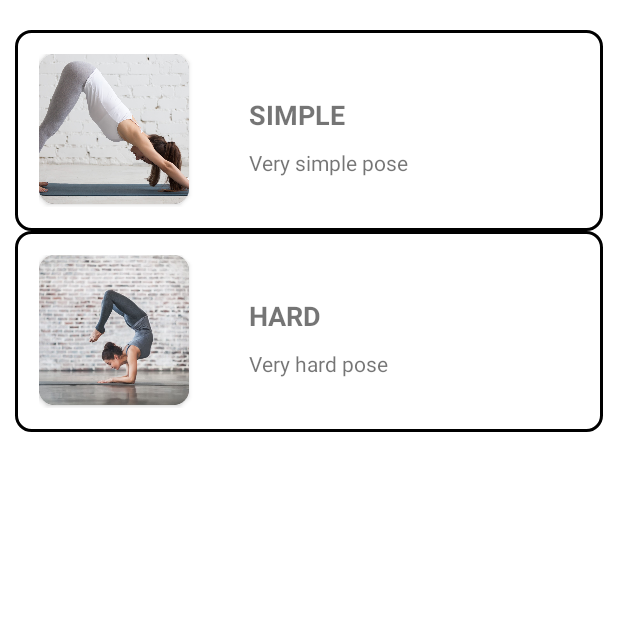
After one commit to drgrico/MyYogaCoach, an Android app: the PoseList screen opened directly, with no data from a screen before it, on a phone screen of 412 x 824 dp, the top half of it. The commit adds this screen. Run offline under Robolectric (Android 15) with nearby library versions, the phone set to English and light mode, and no system bars.

Commit message:
Pose List added
- Pose list added (RecycleView)
- Countdown added
- Start button removed

```diff
--- /dev/null
+++ b/app/src/main/java/com/google/mediapipe/examples/poselandmarker/fragment/utils/PoseAdapter.kt
@@ -0,0 +1,56 @@
+package com.google.mediapipe.examples.poselandmarker.fragment.utils
+
+import android.util.Log
+import android.view.LayoutInflater
+import android.view.View
+import android.view.ViewGroup
+import android.widget.ImageView
+import android.widget.TextView
+import androidx.recyclerview.widget.RecyclerView
+import com.google.mediapipe.examples.poselandmarker.R
+import com.google.mediapipe.examples.poselandmarker.fragment.CameraFragment
+
+class PoseAdapter(private val poses: List<Pose>) :
+    RecyclerView.Adapter<PoseAdapter.PoseViewHolder>() {
+
+    private var onItemClickListener: ((View, Int) -> Unit)? = null
+
+    class PoseViewHolder(itemView: View) : RecyclerView.ViewHolder(itemView) {
+        val poseImage: ImageView = itemView.findViewById(R.id.poseImage)
+        val poseName: TextView = itemView.findViewById(R.id.poseName)
+        val poseDescription: TextView = itemView.findViewById(R.id.poseDescription)
+    }
+
+    override fun onCreateViewHolder(parent: ViewGroup, viewType: Int): PoseViewHolder {
+        val view = LayoutInflater.from(parent.context)
+            .inflate(R.layout.item_pose, parent, false)
+        return PoseViewHolder(view)
+    }
+
+    override fun onBindViewHolder(holder: PoseViewHolder, position: Int) {
+        val pose = poses[position]
+
+        holder.poseImage.setImageResource(pose.imageResource)
+        holder.poseName.text = pose.name
+        holder.poseDescription.text = pose.description
+
+        holder.itemView.setOnClickListener {
+            Log.d("RecycleView", "Item clicked")
+            onItemClickListener?.invoke(it, position)
+        }
+    }
+
+    override fun getItemCount(): Int {
+        return poses.size
+    }
+
+    fun setOnItemClickListener(listener: (View, Int) -> Unit) {
+        onItemClickListener = listener
+    }
+
+    fun getItem(position: Int): Pose {
+        return poses[position]
+    }
+}
+
+data class Pose(val imageResource: Int, val name: String, val description: String)
--- /dev/null
+++ b/app/src/main/java/com/google/mediapipe/examples/poselandmarker/fragment/utils/PoseList.kt
@@ -0,0 +1,43 @@
+package com.google.mediapipe.examples.poselandmarker.fragment.utils
+
+import android.content.Intent
+import androidx.appcompat.app.AppCompatActivity
+import android.os.Bundle
+import androidx.recyclerview.widget.LinearLayoutManager
+import androidx.recyclerview.widget.RecyclerView
+import com.google.mediapipe.examples.poselandmarker.R
+
+
+class PoseList : AppCompatActivity() {
+    private lateinit var recyclerView: RecyclerView
+    private lateinit var poseAdapter: PoseAdapter
+
+    override fun onCreate(savedInstanceState: Bundle?) {
+        super.onCreate(savedInstanceState)
+        setContentView(R.layout.activity_pose_list)
+
+        recyclerView = findViewById(R.id.recycle_view)
+        poseAdapter = PoseAdapter(getPoseList())
+        recyclerView.layoutManager = LinearLayoutManager(this)
+        recyclerView.adapter = poseAdapter
+
+        poseAdapter.setOnItemClickListener { view, position ->
+            val selectedItemData: String = poseAdapter.getItem(position).name
+
+            val resultIntent = Intent()
+            resultIntent.putExtra("selectedItemData", selectedItemData)
+            setResult(RESULT_OK, resultIntent)
+
+            finish()
+        }
+    }
+
+    private fun getPoseList(): List<Pose> {
+        val list: MutableList<Pose> = mutableListOf()
+
+        list.add(Pose(R.drawable.yoga_pose01, "SIMPLE", "Very simple pose"))
+        list.add(Pose(R.drawable.yoga_pose02, "HARD", "Very hard pose"))
+
+        return list
+    }
+}
--- /dev/null
+++ b/app/src/main/res/drawable/item_pose_background.xml
@@ -0,0 +1,11 @@
+<?xml version="1.0" encoding="utf-8"?>
+<shape xmlns:android="http://schemas.android.com/apk/res/android"
+    android:shape="rectangle">
+
+    <solid android:color="@android:color/white"/>
+
+    <stroke android:color="@android:color/black"
+        android:width="2dp"/>
+
+    <corners android:radius="10dp"/>
+</shape>
--- /dev/null
+++ b/app/src/main/res/layout/activity_pose_list.xml
@@ -0,0 +1,16 @@
+<?xml version="1.0" encoding="utf-8"?>
+<androidx.coordinatorlayout.widget.CoordinatorLayout xmlns:android="http://schemas.android.com/apk/res/android"
+    xmlns:app="http://schemas.android.com/apk/res-auto"
+    xmlns:tools="http://schemas.android.com/tools"
+    android:layout_width="match_parent"
+    android:layout_height="match_parent"
+    tools:context=".fragment.utils.PoseList">
+
+    <androidx.recyclerview.widget.RecyclerView
+        android:id="@+id/recycle_view"
+        android:layout_width="match_parent"
+        android:layout_height="wrap_content"
+        android:padding="10dp"
+        android:layout_marginTop="10dp"/>
+
+</androidx.coordinatorlayout.widget.CoordinatorLayout>
--- /dev/null
+++ b/app/src/main/res/layout/item_pose.xml
@@ -0,0 +1,48 @@
+<!-- res/layout/item_pose.xml -->
+<LinearLayout xmlns:android="http://schemas.android.com/apk/res/android"
+    android:layout_width="match_parent"
+    android:layout_height="wrap_content"
+    xmlns:app="http://schemas.android.com/apk/res-auto"
+    android:orientation="horizontal"
+    android:padding="16dp"
+    android:background="@drawable/item_pose_background">
+
+    <androidx.cardview.widget.CardView
+        android:layout_width="wrap_content"
+        android:layout_height="wrap_content"
+        app:cardCornerRadius="10dp">
+
+        <ImageView
+            android:id="@+id/poseImage"
+            android:layout_width="100dp"
+            android:layout_height="100dp"
+            android:scaleType="centerCrop"
+            android:background="@drawable/item_pose_background"/>
+    </androidx.cardview.widget.CardView>
+
+    <LinearLayout
+        android:layout_width="wrap_content"
+        android:layout_height="wrap_content"
+        android:orientation="vertical"
+        android:padding="20dp"
+        android:layout_marginStart="20dp">
+
+        <TextView
+            android:id="@+id/poseName"
+            android:layout_width="wrap_content"
+            android:layout_height="wrap_content"
+            android:textSize="18sp"
+            android:textStyle="bold"
+            android:layout_marginTop="8dp"
+            android:text="Pose Name"
+            android:layout_marginBottom="10dp"/>
+
+        <TextView
+            android:id="@+id/poseDescription"
+            android:layout_width="wrap_content"
+            android:layout_height="wrap_content"
+            android:textSize="14sp"
+            android:text="Pose Description" />
+
+    </LinearLayout>
+</LinearLayout>
--- a/app/src/main/res/values/strings.xml
+++ b/app/src/main/res/values/strings.xml
@@ -1,5 +1,4 @@
-<?xml version="1.0" encoding="utf-8"?>
-<!--
+<?xml version="1.0" encoding="utf-8"?><!--
     ~ Copyright 2023 The TensorFlow Authors. All Rights Reserved.
     ~
     ~ Licensed under the Apache License, Version 2.0 (the "License");
```
Also changed, not shown: app/src/main/AndroidManifest.xml (+4 -20 lines), app/src/main/java/com/google/mediapipe/examples/poselandmarker/fragment/CameraFragment.kt (+73 -3 lines), app/src/main/res/layout/fragment_camera.xml (+25 -12 lines), app/src/main/res/drawable/yoga_pose01.jpg (added), app/src/main/res/drawable/yoga_pose02.jpg (added).
